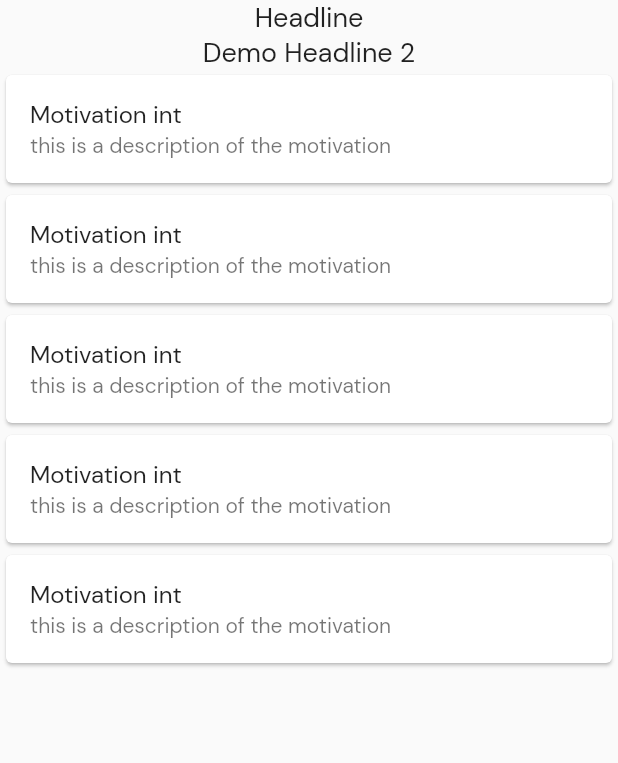
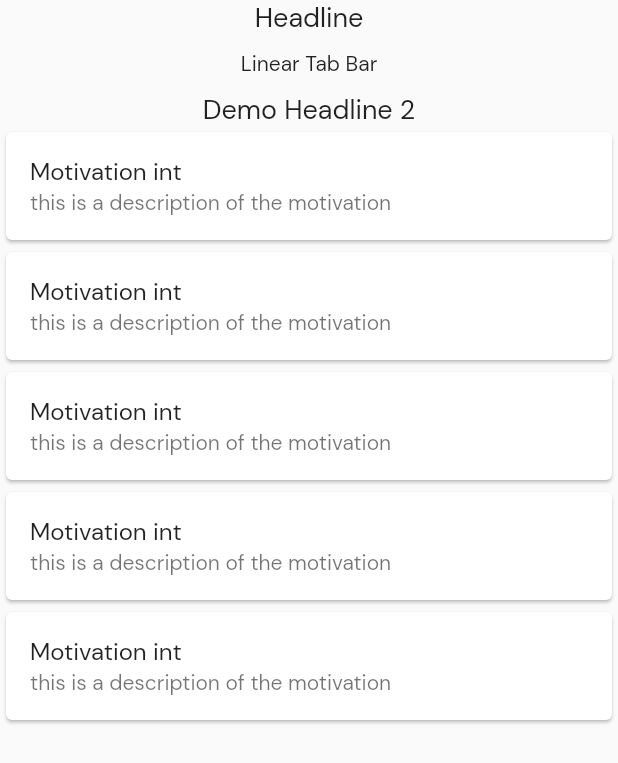
Before and after one commit to Greek-Cp/sidokare_mobile_app, a Flutter app: the PageUtama screen opened directly, on a phone screen of 412 x 824 dp. Shown: the top 763 px of the screen. Run offline on Flutter 3.47's test engine with Material 2 defaults, Android fonts, the phone set to English and light mode, and no system bars; our stand-ins replace flutter_otp_text_field, flutter_screenutil, google_fonts, motion_toast, otp_text_field; missing offline and left inert: flutter_custom_tab_bar, mailer.

Commit message:
Update page_utama.dart

```diff
--- a/lib/pages/item_nav/page_utama.dart
+++ b/lib/pages/item_nav/page_utama.dart
@@ -3,7 +3,19 @@ import 'package:flutter/rendering.dart';
 import 'package:flutter_screenutil/flutter_screenutil.dart';
 import 'package:sidokare_mobile_app/component/text_description.dart';
 import 'package:sidokare_mobile_app/const/list_color.dart';
+import 'package:flutter_custom_tab_bar/custom_tab_bar.dart';
 import 'package:sidokare_mobile_app/const/size.dart';
+
+import 'package:flutter_custom_tab_bar/custom_tab_bar.dart';
+import 'package:flutter_custom_tab_bar/indicator/custom_indicator.dart';
+import 'package:flutter_custom_tab_bar/indicator/linear_indicator.dart';
+import 'package:flutter_custom_tab_bar/indicator/round_indicator.dart';
+import 'package:flutter_custom_tab_bar/indicator/standard_indicator.dart';
+import 'package:flutter_custom_tab_bar/library.dart';
+import 'package:flutter_custom_tab_bar/models.dart';
+import 'package:flutter_custom_tab_bar/transform/color_transform.dart';
+import 'package:flutter_custom_tab_bar/transform/scale_transform.dart';
+import 'package:flutter_custom_tab_bar/transform/tab_bar_transform.dart';
 
 class PageUtama extends StatelessWidget {
   Widget searchBar() {
@@ -64,7 +76,7 @@ class PageUtama extends StatelessWidget {
                   'Headline',
                   style: TextStyle(fontSize: 18),
                 ),
-                // _buildItem(context, "Linear Tab Bar", LinearIndicator()),
+                _buildItem(context, "Linear Tab Bar", LinearIndicator()),
 
                 /*
                 SizedBox(
```
